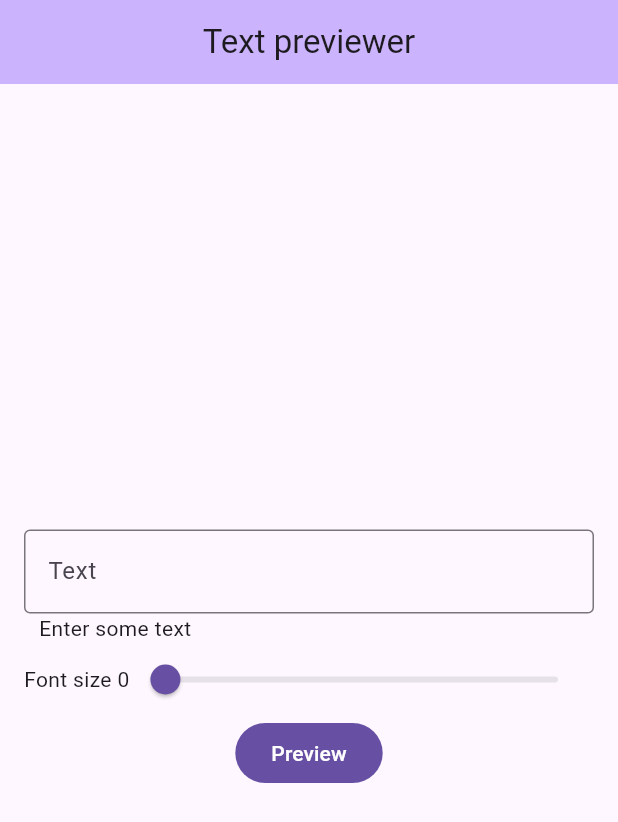
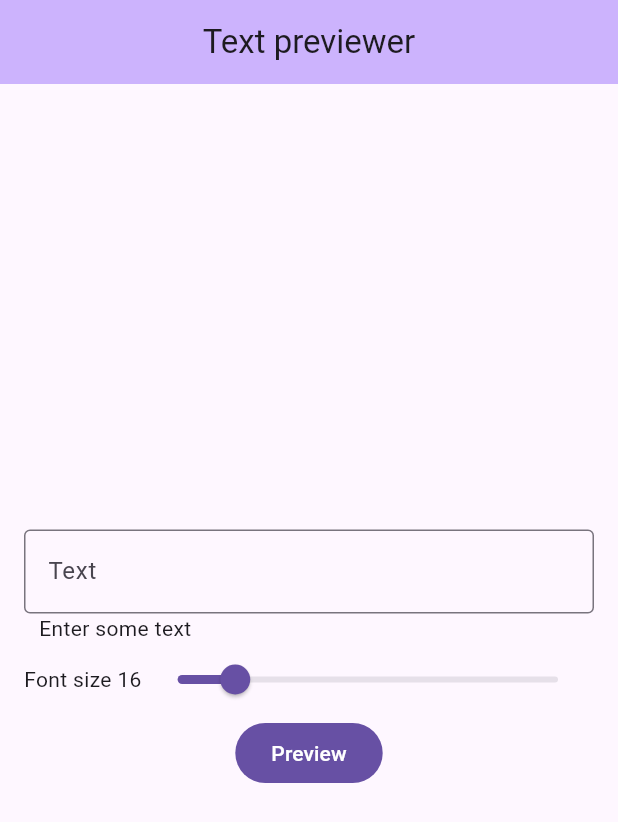
Before and after one commit to VladislavPavliuk/lab10, a Flutter app: the screen it shows after launch, on a phone screen of 412 x 824 dp. Shown: the top 822 px of the screen. Run offline on Flutter 3.47's test engine with Material 3 defaults, Android fonts, the phone set to English and light mode, and no system bars.

Commit message:
Second commit

```diff
--- a/lib/pages/text_previewer.dart
+++ b/lib/pages/text_previewer.dart
@@ -12,7 +12,7 @@ class _TextPreviewerState extends State<TextPreviewer> {
   final TextEditingController _controller = TextEditingController();
 
   String _previewText = "";
-  int _sliderValue=0;
+  int _sliderValue=16;
 
   void _showCancelAlertDialog() {
     showDialog(
@@ -46,6 +46,10 @@ class _TextPreviewerState extends State<TextPreviewer> {
       context: context,
       builder: (BuildContext context) {
         return AlertDialog(
+          title: const Image(image: NetworkImage("https://emojiisland.com/cdn/shop/products/Robot_Emoji_Icon_abe1111a-1293-4668-bdf9-9ceb05cff58e_large.png?v=1571606090"),
+            width: 50,
+            height: 50,
+          ),
           content: const Row(
             mainAxisAlignment: MainAxisAlignment.center,
             children: [
@@ -154,7 +158,7 @@ class _TextPreviewerState extends State<TextPreviewer> {
                 Expanded(
                   child: Slider(
                     value: _sliderValue.toDouble(),
-                    min: 0,
+                    min: 1,
                     max: 100,
 
                     onChanged: (value) {
```
Also changed, not shown: 1 other file.
